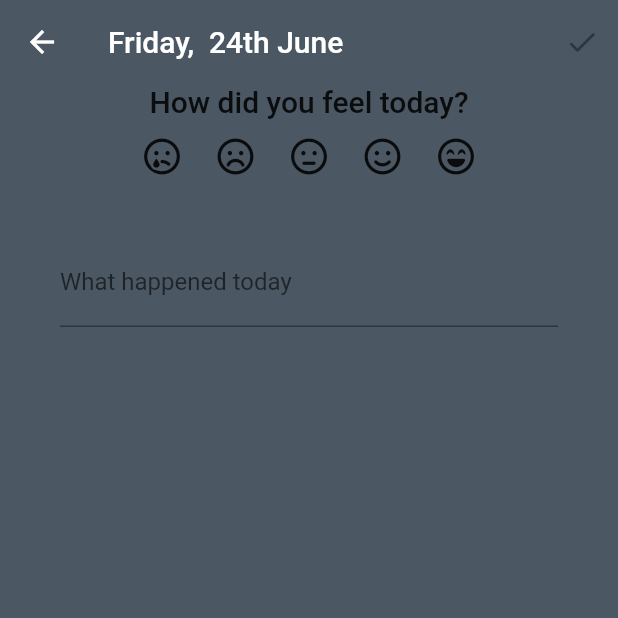
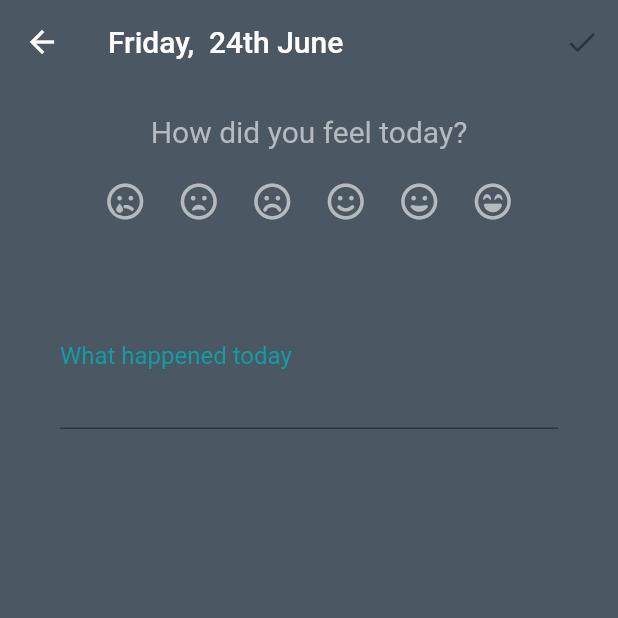
Before and after one commit to alastairrmcneill/mood_tracker, a Flutter app: the AddReview screen opened directly with empty values, on a phone screen of 412 x 824 dp, the top half of it. Run offline on Flutter 3.47's test engine with Material 2 defaults, Android fonts, the light colour scheme and no system bars; our stand-ins replace awesome_notifications, flutter_local_notifications, font_awesome_flutter, grouped_list, shared_preferences, smooth_page_indicator and 1 more; missing offline and left inert: date_util; accounts and stored records are empty.

Commit message:
Added styling to pop ups and review page

```diff
--- a/lib/main.dart
+++ b/lib/main.dart
@@ -2,9 +2,11 @@ import 'package:awesome_notifications/awesome_notifications.dart';
 import 'package:flutter/material.dart';
 import 'package:flutter_local_notifications/flutter_local_notifications.dart';
 import 'package:mood_tracker/calendar/calendar_screen.dart';
+import 'package:mood_tracker/onbaording/onboarding.dart';
 import 'package:mood_tracker/theme.dart';
+import 'package:shared_preferences/shared_preferences.dart';
 
-void main() {
+void main() async {
   AwesomeNotifications().initialize(
     'resource://drawable/app_icon',
     [
@@ -25,11 +27,15 @@ void main() {
       ),
     ],
   );
-  runApp(const MyApp());
+
+  final prefs = await SharedPreferences.getInstance();
+  final bool showHome = prefs.getBool('showHome') ?? false;
+  runApp(MyApp(showHome: showHome));
 }
 
 class MyApp extends StatelessWidget {
-  const MyApp({Key? key}) : super(key: key);
+  final bool showHome;
+  const MyApp({Key? key, required this.showHome}) : super(key: key);
 
   // This widget is the root of your application.
   @override
@@ -37,7 +43,7 @@ class MyApp extends StatelessWidget {
     return MaterialApp(
       debugShowCheckedModeBanner: false,
       theme: CustomTheme.darkTheme,
-      home: CalendarScreen(),
+      home: showHome ? CalendarScreen() : OnboardingScreen(),
     );
   }
 }
--- a/lib/review/add_review.dart
+++ b/lib/review/add_review.dart
@@ -3,6 +3,8 @@ import 'package:font_awesome_flutter/font_awesome_flutter.dart';
 import 'package:intl/intl.dart';
 import 'package:mood_tracker/services/reviews_database.dart';
 import 'package:mood_tracker/models/review.dart';
+import 'package:mood_tracker/theme.dart';
+import 'package:mood_tracker/widgets/rating_icons.dart';
 
 class AddReview extends StatefulWidget {
   final bool todayComplete;
@@ -13,7 +15,7 @@ class AddReview extends StatefulWidget {
 }
 
 class _AddReviewState extends State<AddReview> {
-  List<bool> _selections = [false, false, false, false, false];
+  List<bool> _selections = [false, false, false, false, false, false];
   final TextEditingController _textEditingController = TextEditingController();
 
   String getDayOfMonthSuffix(int dayNum) {
@@ -39,11 +41,12 @@ class _AddReviewState extends State<AddReview> {
 
   List<Widget> buildButtons() {
     return [
-      _selections[0] ? Icon(FontAwesomeIcons.solidFaceSadTear) : Icon(FontAwesomeIcons.faceSadTear),
-      _selections[1] ? Icon(FontAwesomeIcons.solidFaceFrown) : Icon(FontAwesomeIcons.faceFrown),
-      _selections[2] ? Icon(FontAwesomeIcons.solidFaceMeh) : Icon(FontAwesomeIcons.faceMeh),
-      _selections[3] ? Icon(FontAwesomeIcons.solidFaceSmile) : Icon(FontAwesomeIcons.faceSmile),
-      _selections[4] ? Icon(FontAwesomeIcons.solidFaceLaughBeam) : Icon(FontAwesomeIcons.faceLaughBeam),
+      _selections[0] ? RatingIcons.icon1Solid : RatingIcons.icon1,
+      _selections[1] ? RatingIcons.icon2Solid : RatingIcons.icon2,
+      _selections[2] ? RatingIcons.icon3Solid : RatingIcons.icon3,
+      _selections[3] ? RatingIcons.icon4Solid : RatingIcons.icon4,
+      _selections[4] ? RatingIcons.icon5Solid : RatingIcons.icon5,
+      _selections[5] ? RatingIcons.icon6Solid : RatingIcons.icon6,
     ];
   }
 
@@ -76,16 +79,23 @@ class _AddReviewState extends State<AddReview> {
         ],
       ),
       body: widget.todayComplete
-          ? Center(child: Text('You have already done today!'))
+          ? Center(
+              child: Text(
+                'You have already done today!',
+                style: Theme.of(context).textTheme.headline5,
+              ),
+            )
           : Padding(
               padding: const EdgeInsets.symmetric(horizontal: 40),
               child: Column(
                 crossAxisAlignment: CrossAxisAlignment.center,
                 children: [
+                  const SizedBox(height: 20),
                   Text(
                     'How did you feel today?',
-                    style: Theme.of(context).textTheme.headline6,
+                    style: Theme.of(context).textTheme.headline5!.copyWith(fontSize: 20),
                   ),
+                  const SizedBox(height: 10),
                   ToggleButtons(
                     children: buildButtons(),
                     isSelected: _selections,
@@ -107,7 +117,20 @@ class _AddReviewState extends State<AddReview> {
                   const SizedBox(height: 30),
                   TextFormField(
                     controller: _textEditingController,
-                    decoration: InputDecoration(labelText: 'What happened today'),
+                    decoration: InputDecoration(
+                      labelText: 'What happened today',
+                      focusedBorder: OutlineInputBorder(
+                        borderRadius: BorderRadius.circular(10.0),
+                        borderSide: BorderSide(
+                          color: MyColors.rating5,
+                        ),
+                      ),
+                      labelStyle: TextStyle(color: MyColors.rating5),
+                    ),
+                    minLines: 3,
+                    maxLines: 10,
+                    cursorColor: MyColors.rating5,
+                    style: Theme.of(context).textTheme.headline5!.copyWith(fontSize: 16),
                   ),
                 ],
               ),
--- a/lib/theme.dart
+++ b/lib/theme.dart
@@ -3,19 +3,41 @@ import 'package:flutter/material.dart';
 class CustomTheme {
   static ThemeData get darkTheme {
     return ThemeData(
-      scaffoldBackgroundColor: const Color(0xFF4b5763),
+      scaffoldBackgroundColor: MyColors.backgroundColor,
       appBarTheme: AppBarTheme(
-        backgroundColor: Color(0xFF4b5763),
+        backgroundColor: MyColors.backgroundColor,
         elevation: 0,
       ),
+      toggleButtonsTheme: ToggleButtonsThemeData(
+        color: MyColors.darkTextColor,
+      ),
+      floatingActionButtonTheme: FloatingActionButtonThemeData(backgroundColor: MyColors.rating5),
       textTheme: TextTheme(
         headline4: TextStyle(
-          color: Color(0xFFd0d3d9),
+          color: MyColors.lightTextColor,
         ),
         headline5: TextStyle(
-          color: Color(0xFFb5babe),
+          color: MyColors.darkTextColor,
         ),
       ),
     );
   }
 }
+
+class MyColors {
+  static Color backgroundColor = const Color(0xFF4b5763);
+  static Color lightTextColor = const Color(0xFFd0d3d9);
+  static Color darkTextColor = const Color(0xFFb5babe);
+
+  static Color rating1 = const Color(0xffff5999);
+  static Color rating2 = const Color(0xFFff70a6);
+  static Color rating3 = const Color(0xFFff70a6);
+  static Color rating4 = const Color(0xff3daeb4);
+  static Color rating5 = const Color(0xFF109da4);
+  static Color rating6 = const Color(0xFF0e838a);
+
+  static List<Color> ratingColors = [rating1, rating2, rating3, rating4, rating5, rating6];
+
+  static Color dotOff = const Color(0xFF4a4b53);
+  static Color dotOn = const Color(0xFFeecac4);
+}
--- /dev/null
+++ b/lib/widgets/rating_icons.dart
@@ -0,0 +1,39 @@
+import 'package:flutter/material.dart';
+import 'package:font_awesome_flutter/font_awesome_flutter.dart';
+import 'package:mood_tracker/theme.dart';
+
+class RatingIcons {
+  static Icon icon1 = Icon(FontAwesomeIcons.faceSadTear);
+  static Icon icon1Solid = Icon(
+    FontAwesomeIcons.solidFaceSadTear,
+    color: MyColors.ratingColors[0],
+  );
+  static Icon icon2Solid = Icon(
+    FontAwesomeIcons.solidFaceFrownOpen,
+    color: MyColors.ratingColors[1],
+  );
+  static Icon icon2 = Icon(FontAwesomeIcons.faceFrownOpen);
+  static Icon icon3Solid = Icon(
+    FontAwesomeIcons.solidFaceFrown,
+    color: MyColors.ratingColors[2],
+  );
+
+  static Icon icon3 = Icon(FontAwesomeIcons.faceFrown);
+  static Icon icon4Solid = Icon(
+    FontAwesomeIcons.solidFaceSmile,
+    color: MyColors.ratingColors[3],
+  );
+  static Icon icon4 = Icon(FontAwesomeIcons.faceSmile);
+  static Icon icon5Solid = Icon(
+    FontAwesomeIcons.solidFaceGrin,
+    color: MyColors.ratingColors[4],
+  );
+  static Icon icon5 = Icon(FontAwesomeIcons.faceGrin);
+  static Icon icon6Solid = Icon(
+    FontAwesomeIcons.solidFaceLaughBeam,
+    color: MyColors.ratingColors[5],
+  );
+  static Icon icon6 = Icon(FontAwesomeIcons.faceLaughBeam);
+
+  static List<Icon> solidIcons = [icon1Solid, icon2Solid, icon3Solid, icon4Solid, icon5Solid, icon6Solid];
+}
--- a/pubspec.yaml
+++ b/pubspec.yaml
@@ -43,6 +43,7 @@ dependencies:
   sqflite: ^2.0.2+1
   flutter_local_notifications: ^9.6.1
   awesome_notifications: ^0.6.21
+  shared_preferences: ^2.0.15
 
 dev_dependencies:
   flutter_test:
```
Also changed, not shown: lib/calendar/calendar_day.dart (+4 -10 lines), lib/calendar/calendar_screen.dart (+5 -4 lines), lib/onbaording/onboarding.dart (added, +81 -0 lines), lib/widgets/custom_dialog_box.dart (+79 -17 lines), pubspec.lock, 1 other file.
